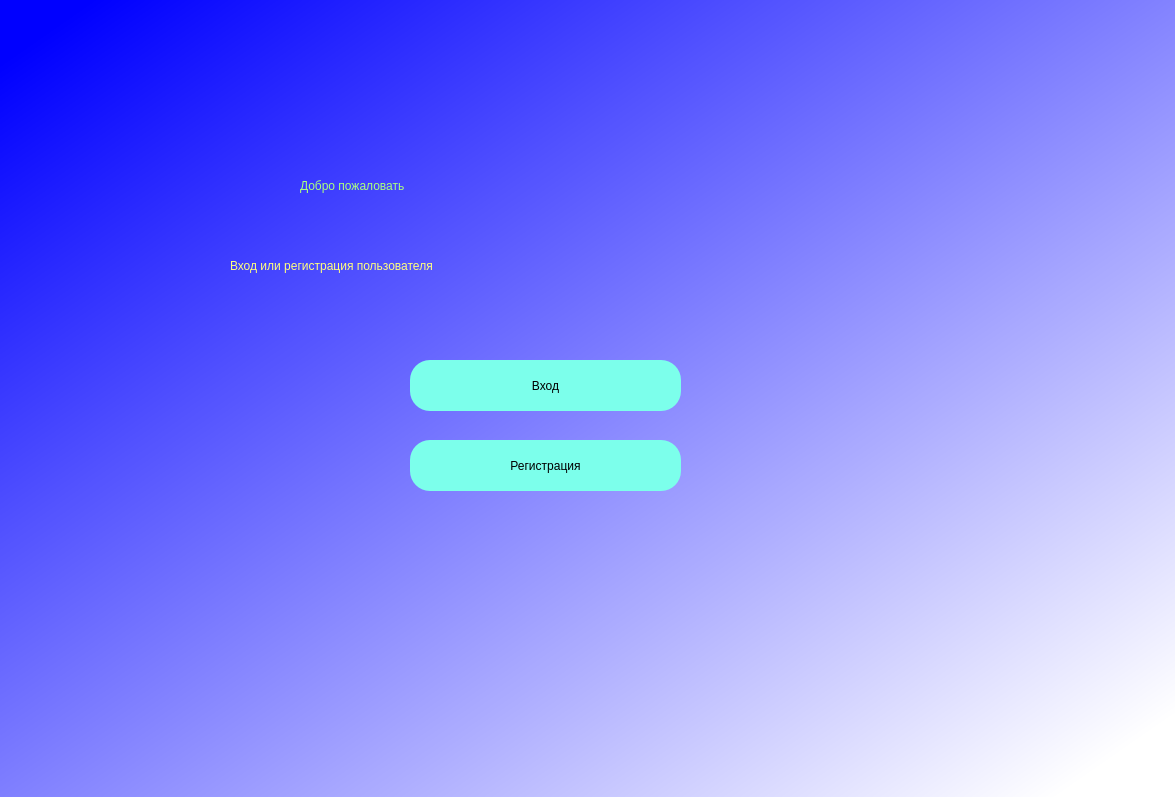
Qt form FullMyPhoneBook/welcomescreen.ui (turamant/PhoneBook) before a commit.
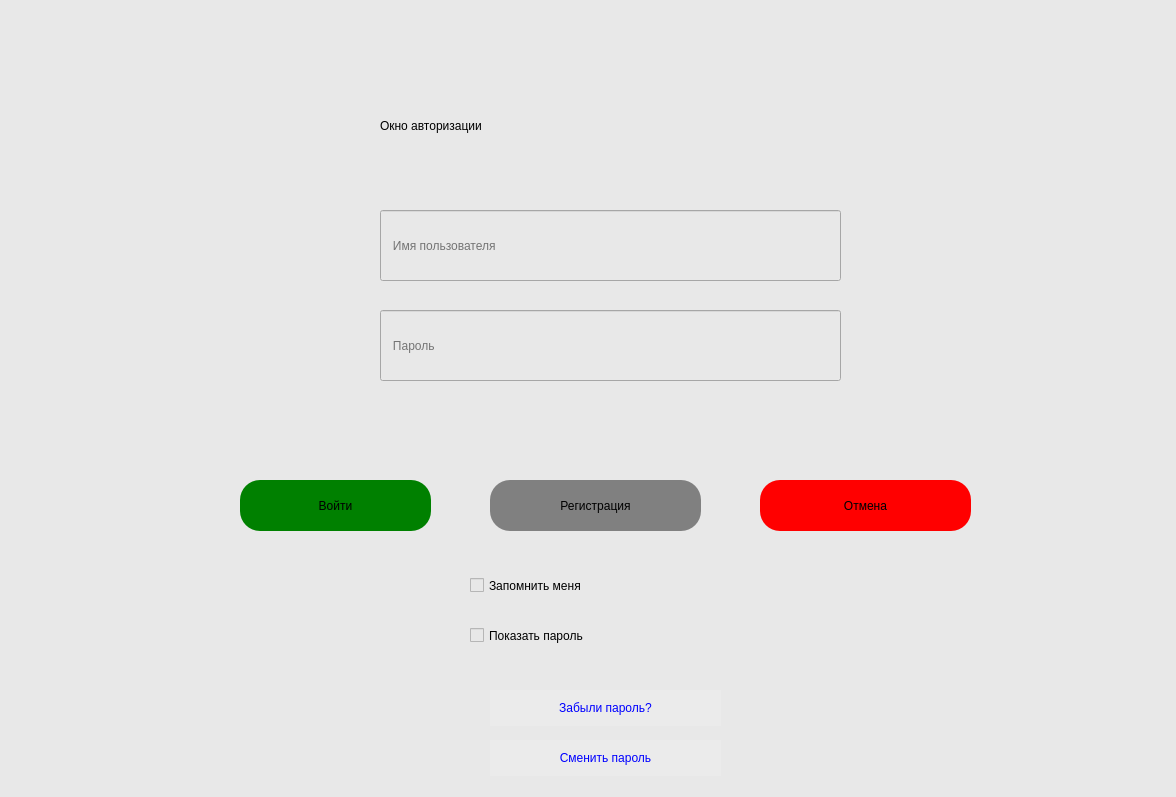
The same form after that commit.

Commit message: авторизация, регистрация, смена пароля, восстановление пароля

What changed in the file:
```diff
--- a/FullMyPhoneBook/welcomescreen.ui
+++ b/FullMyPhoneBook/welcomescreen.ui
@@ -6,7 +6,7 @@
    <rect>
     <x>0</x>
     <y>0</y>
-    <width>1175</width>
+    <width>1176</width>
     <height>797</height>
    </rect>
   </property>
@@ -16,87 +16,208 @@
   <widget class="QWidget" name="widget" native="true">
    <property name="geometry">
     <rect>
-     <x>-10</x>
+     <x>0</x>
      <y>0</y>
-     <width>1211</width>
+     <width>1181</width>
      <height>801</height>
     </rect>
    </property>
+   <property name="minimumSize">
+    <size>
+     <width>831</width>
+     <height>731</height>
+    </size>
+   </property>
    <property name="styleSheet">
-    <string notr="true">QWidget#widget{
-background-color: qlineargradient(spread:pad, x1:0.035, y1:0.0511364, x2:0.951327, y2:0.915, stop:0 rgba(0, 0, 255, 255), stop:1 rgba(255, 255, 255, 255));}</string>
+    <string notr="true">background-color: rgb(232, 232, 232);</string>
    </property>
    <widget class="QLabel" name="label">
     <property name="geometry">
      <rect>
-      <x>310</x>
-      <y>120</y>
+      <x>380</x>
+      <y>60</y>
       <width>551</width>
       <height>131</height>
      </rect>
     </property>
     <property name="styleSheet">
-     <string notr="true">
-font: 28pt &quot;DejaVu Math TeX Gyre&quot;;
-color: rgb(170, 255, 127);</string>
+     <string notr="true">font: 28pt &quot;DejaVu Math TeX Gyre&quot;;
+color: black;</string>
     </property>
     <property name="text">
-     <string>Добро пожаловать</string>
+     <string>Окно авторизации</string>
     </property>
    </widget>
-   <widget class="QLabel" name="label_2">
+   <widget class="QLabel" name="errorLabel">
+    <property name="geometry">
+     <rect>
+      <x>380</x>
+      <y>390</y>
+      <width>461</width>
+      <height>71</height>
+     </rect>
+    </property>
+    <property name="styleSheet">
+     <string notr="true">color: red;
+font: 14pt &quot;Cantarell&quot;;</string>
+    </property>
+    <property name="text">
+     <string/>
+    </property>
+   </widget>
+   <widget class="QPushButton" name="loginPushButton">
     <property name="geometry">
      <rect>
       <x>240</x>
-      <y>230</y>
-      <width>731</width>
-      <height>71</height>
-     </rect>
-    </property>
-    <property name="styleSheet">
-     <string notr="true">color: rgb(255, 255, 127);
-font: 24pt &quot;Cantarell&quot;;</string>
-    </property>
-    <property name="text">
-     <string>Вход или регистрация пользователя</string>
-    </property>
-   </widget>
-   <widget class="QPushButton" name="loginDialog">
-    <property name="geometry">
-     <rect>
-      <x>420</x>
-      <y>360</y>
-      <width>271</width>
+      <y>480</y>
+      <width>191</width>
       <height>51</height>
      </rect>
     </property>
     <property name="styleSheet">
      <string notr="true">border-radius:20px;
 font: 18pt &quot;Cantarell&quot;;
-background-color: rgb(124, 255, 235);</string>
+background-color: green;</string>
     </property>
     <property name="text">
-     <string>Вход</string>
+     <string>Войти</string>
     </property>
    </widget>
    <widget class="QPushButton" name="signupButton">
     <property name="geometry">
      <rect>
-      <x>420</x>
-      <y>440</y>
-      <width>271</width>
+      <x>490</x>
+      <y>480</y>
+      <width>211</width>
       <height>51</height>
      </rect>
     </property>
     <property name="styleSheet">
      <string notr="true">border-radius:20px;
 font: 18pt &quot;Cantarell&quot;;
-background-color: rgb(124, 255, 235);</string>
+background-color: grey;</string>
     </property>
     <property name="text">
      <string>Регистрация</string>
     </property>
    </widget>
+   <widget class="QPushButton" name="cancelPushButton">
+    <property name="geometry">
+     <rect>
+      <x>760</x>
+      <y>480</y>
+      <width>211</width>
+      <height>51</height>
+     </rect>
+    </property>
+    <property name="styleSheet">
+     <string notr="true">border-radius:20px;
+font: 18pt &quot;Cantarell&quot;;
+background-color: red;</string>
+    </property>
+    <property name="text">
+     <string>Отмена</string>
+    </property>
+   </widget>
+   <widget class="QLineEdit" name="nameuserLineEdit">
+    <property name="geometry">
+     <rect>
+      <x>380</x>
+      <y>210</y>
+      <width>461</width>
+      <height>71</height>
+     </rect>
+    </property>
+    <property name="placeholderText">
+     <string>   Имя пользователя</string>
+    </property>
+   </widget>
+   <widget class="QLineEdit" name="passwordLineEdit">
+    <property name="geometry">
+     <rect>
+      <x>380</x>
+      <y>310</y>
+      <width>461</width>
+      <height>71</height>
+     </rect>
+    </property>
+    <property name="whatsThis">
+     <string>&lt;html&gt;&lt;head/&gt;&lt;body&gt;&lt;p&gt;sdefesrgvesrgvegrvevgre&lt;/p&gt;&lt;p&gt;vrbge&lt;/p&gt;&lt;/body&gt;&lt;/html&gt;</string>
+    </property>
+    <property name="placeholderText">
+     <string>   Пароль</string>
+    </property>
+   </widget>
+   <widget class="QCheckBox" name="saveMeCheckBox">
+    <property name="geometry">
+     <rect>
+      <x>470</x>
+      <y>550</y>
+      <width>291</width>
+      <height>71</height>
+     </rect>
+    </property>
+    <property name="styleSheet">
+     <string notr="true">font: 18pt &quot;Cantarell&quot;;</string>
+    </property>
+    <property name="text">
+     <string>Запомнить меня</string>
+    </property>
+   </widget>
+   <widget class="QCheckBox" name="echoPasswordCheckBox">
+    <property name="geometry">
+     <rect>
+      <x>470</x>
+      <y>600</y>
+      <width>291</width>
+      <height>71</height>
+     </rect>
+    </property>
+    <property name="styleSheet">
+     <string notr="true">font: 18pt &quot;Cantarell&quot;;</string>
+    </property>
+    <property name="text">
+     <string>Показать пароль</string>
+    </property>
+   </widget>
+   <widget class="QPushButton" name="forgotPasswordPushButton">
+    <property name="geometry">
+     <rect>
+      <x>490</x>
+      <y>690</y>
+      <width>231</width>
+      <height>36</height>
+     </rect>
+    </property>
+    <property name="styleSheet">
+     <string notr="true">color: blue;
+font: 14pt &quot;Cantarell&quot;;
+background-color: rgb(235, 235, 235);
+border:0px;</string>
+    </property>
+    <property name="text">
+     <string>Забыли пароль?</string>
+    </property>
+   </widget>
+   <widget class="QPushButton" name="changePasswordPushButton">
+    <property name="geometry">
+     <rect>
+      <x>490</x>
+      <y>740</y>
+      <width>231</width>
+      <height>36</height>
+     </rect>
+    </property>
+    <property name="styleSheet">
+     <string notr="true">color: blue;
+font: 14pt &quot;Cantarell&quot;;
+background-color: rgb(235, 235, 235);
+border:0px;</string>
+    </property>
+    <property name="text">
+     <string>Сменить пароль</string>
+    </property>
+   </widget>
   </widget>
  </widget>
  <resources/>
```
Left out of the diff: 4 changed lines with no effect on the pictures. The commit also changes 13 other files.
